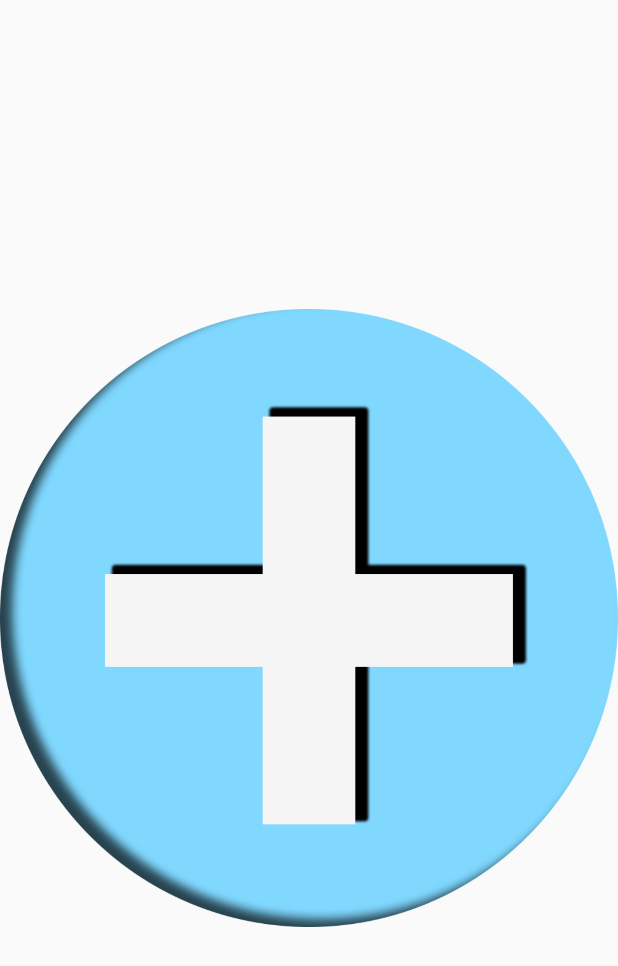
After one commit to TomLeCollegue/ProximitySocialNetwork, an Android app: the PersonDiscoveredActivity screen opened directly, with no data from a screen before it, on a phone screen of 412 x 824 dp. The commit adds this screen. Shown: the top 966 px of the screen. Run offline under Robolectric (Android 15) with nearby library versions, the phone set to English and light mode, and no system bars; network calls fail; Roboto replaces fonts that are not available here.

```diff
--- a/app/src/main/AndroidManifest.xml
+++ b/app/src/main/AndroidManifest.xml
@@ -2,7 +2,6 @@
 <manifest xmlns:android="http://schemas.android.com/apk/res/android"
     package="com.example.proximitysocialnetwork"
     android:targetSandboxVersion="1">
-
     <!-- Required for Nearby Connections -->
     <uses-permission android:name="android.permission.BLUETOOTH" />
     <uses-permission android:name="android.permission.BLUETOOTH_ADMIN" />
@@ -20,12 +19,13 @@
         android:allowBackup="true"
         android:icon="@mipmap/ic_launcher"
         android:label="@string/app_name"
+        android:networkSecurityConfig="@xml/network_security_config"
         android:roundIcon="@mipmap/ic_launcher_round"
-        android:networkSecurityConfig="@xml/network_security_config"
         android:screenOrientation="portrait"
         android:supportsRtl="true"
         android:theme="@style/AppTheme">
-        <activity android:name=".loginActivity"></activity>
+        <activity android:name=".PersonDiscoveredActivity"></activity>
+        <activity android:name=".loginActivity" />
         <activity android:name=".InfoAccountActivity" />
         <activity android:name=".MainActivity">
             <intent-filter>
--- a/app/src/main/java/com/example/proximitysocialnetwork/MainActivity.java
+++ b/app/src/main/java/com/example/proximitysocialnetwork/MainActivity.java
@@ -32,7 +32,6 @@ import com.android.volley.toolbox.ImageRequest;
 import com.android.volley.toolbox.Volley;
 
 import static android.graphics.Bitmap.Config.RGB_565;
-import static com.example.proximitysocialnetwork.App.CHANNEL_NEW_PERSON;
 
 public class MainActivity extends AppCompatActivity {
 
@@ -209,7 +208,7 @@ public class MainActivity extends AppCompatActivity {
                 profileImage.setImageBitmap(response);
                 profileImage.setVisibility(View.VISIBLE);
                 //progressDownload.setVisibility(View.GONE);
-                Toast.makeText(MainActivity.this, "Profile Image Downloaded Successfully", Toast.LENGTH_LONG).show();
+                //Toast.makeText(MainActivity.this, "Profile Image Downloaded Successfully", Toast.LENGTH_LONG).show();
             }
         }, 700, 700, ImageView.ScaleType.CENTER, RGB_565, new Response.ErrorListener() {
             @Override
@@ -226,7 +225,7 @@ public class MainActivity extends AppCompatActivity {
 
         Intent activityIntent = new Intent(this,MainActivity.class);
         PendingIntent contentIntent = PendingIntent.getActivity(this, 0, activityIntent, 0);
-        Notification notification = new NotificationCompat.Builder(this, CHANNEL_NEW_PERSON)
+        Notification notification = new NotificationCompat.Builder(this, App.CHANNEL_NEW_PERSON)
                 .setSmallIcon(R.drawable.add_profil_img)
                 .setContentTitle("Une nouvelle personne decouverte !")
                 .setContentText(  EmailNewPerson + " est/était a proximité")
--- /dev/null
+++ b/app/src/main/java/com/example/proximitysocialnetwork/PersonDiscoveredActivity.java
@@ -0,0 +1,14 @@
+package com.example.proximitysocialnetwork;
+
+import androidx.appcompat.app.AppCompatActivity;
+
+import android.os.Bundle;
+
+public class PersonDiscoveredActivity extends AppCompatActivity{
+
+    @Override
+    protected void onCreate(Bundle savedInstanceState) {
+        super.onCreate(savedInstanceState);
+        setContentView(R.layout.activity_person_discovered);
+    }
+}
--- a/app/src/main/java/com/example/proximitysocialnetwork/loginActivity.java
+++ b/app/src/main/java/com/example/proximitysocialnetwork/loginActivity.java
@@ -89,7 +89,7 @@ public class loginActivity extends AppCompatActivity {
                             startActivity(new Intent(loginActivity.this, MainActivity.class));
 
 
-                            Toast.makeText(getApplicationContext(), "Connecté avec succès", Toast.LENGTH_SHORT).show();
+                            //Toast.makeText(getApplicationContext(), "Connecté avec succès", Toast.LENGTH_SHORT).show();
                         }
 
                     }
--- /dev/null
+++ b/app/src/main/res/layout/activity_person_discovered.xml
@@ -0,0 +1,23 @@
+<?xml version="1.0" encoding="utf-8"?>
+<LinearLayout
+    xmlns:android="http://schemas.android.com/apk/res/android"
+    xmlns:app="http://schemas.android.com/apk/res-auto"
+    xmlns:tools="http://schemas.android.com/tools"
+    android:layout_width="match_parent"
+    android:layout_height="match_parent"
+    tools:context=".PersonDiscoveredActivity">
+
+    <FrameLayout
+        android:layout_width="match_parent"
+        android:layout_height="match_parent"
+        android:layout_weight="1">
+
+        <ImageView
+            android:id="@+id/imageView"
+            android:layout_width="match_parent"
+            android:layout_height="match_parent"
+            android:layout_weight="1"
+            app:srcCompat="@drawable/add_profil_img" />
+    </FrameLayout>
+
+</LinearLayout>
```
Also changed, not shown: app/src/main/java/com/example/proximitysocialnetwork/NetworkHelper.java (+74 -0 lines).
